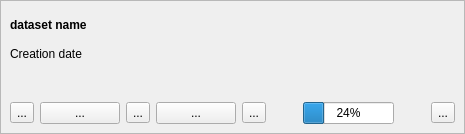
This is LDMP/gui/WidgetDatasetItem.ui in ConservationInternational/trends.earth as Qt 5 draws it before an edit. The edited form follows.
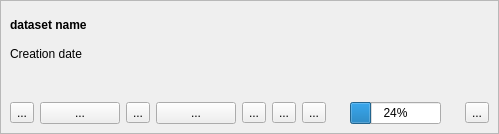
This is the edited form.

```diff
--- a/LDMP/gui/WidgetDatasetItem.ui
+++ b/LDMP/gui/WidgetDatasetItem.ui
@@ -6,7 +6,7 @@
    <rect>
     <x>0</x>
     <y>0</y>
-    <width>465</width>
+    <width>499</width>
     <height>134</height>
    </rect>
   </property>
@@ -147,6 +147,20 @@
           </property>
          </widget>
         </item>
+        <item>
+         <widget class="QToolButton" name="load_tb">
+          <property name="text">
+           <string>...</string>
+          </property>
+         </widget>
+        </item>
+        <item>
+         <widget class="QToolButton" name="edit_tb">
+          <property name="text">
+           <string>...</string>
+          </property>
+         </widget>
+        </item>
         <item>
          <spacer name="horizontalSpacer">
           <property name="orientation">
```
